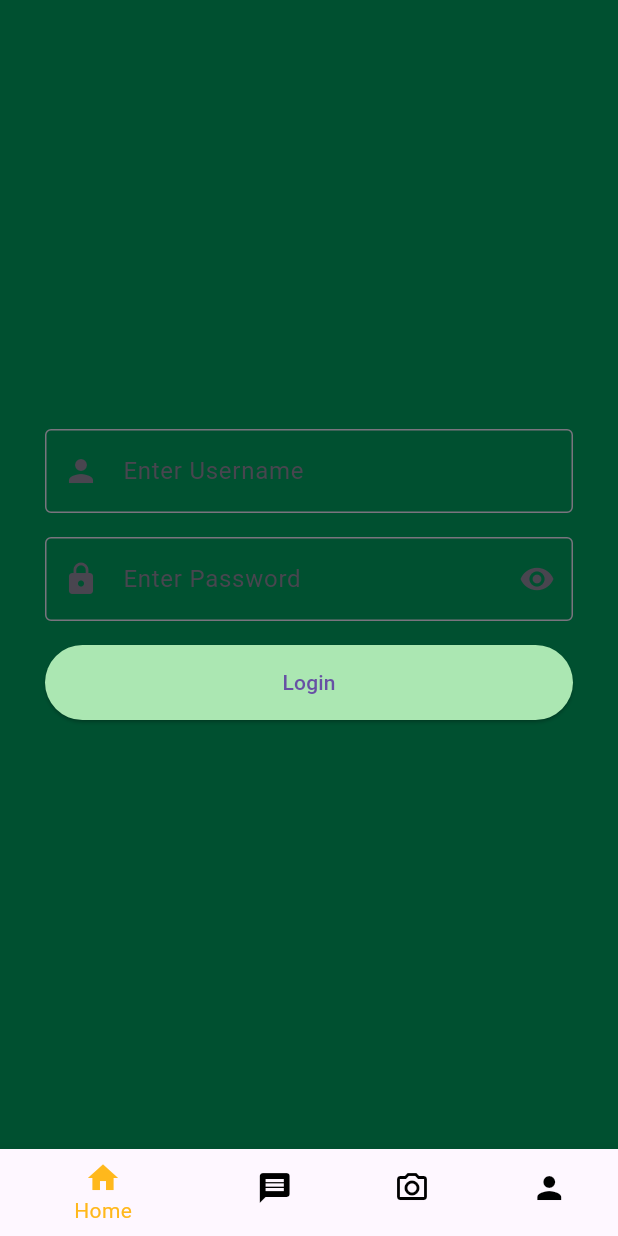
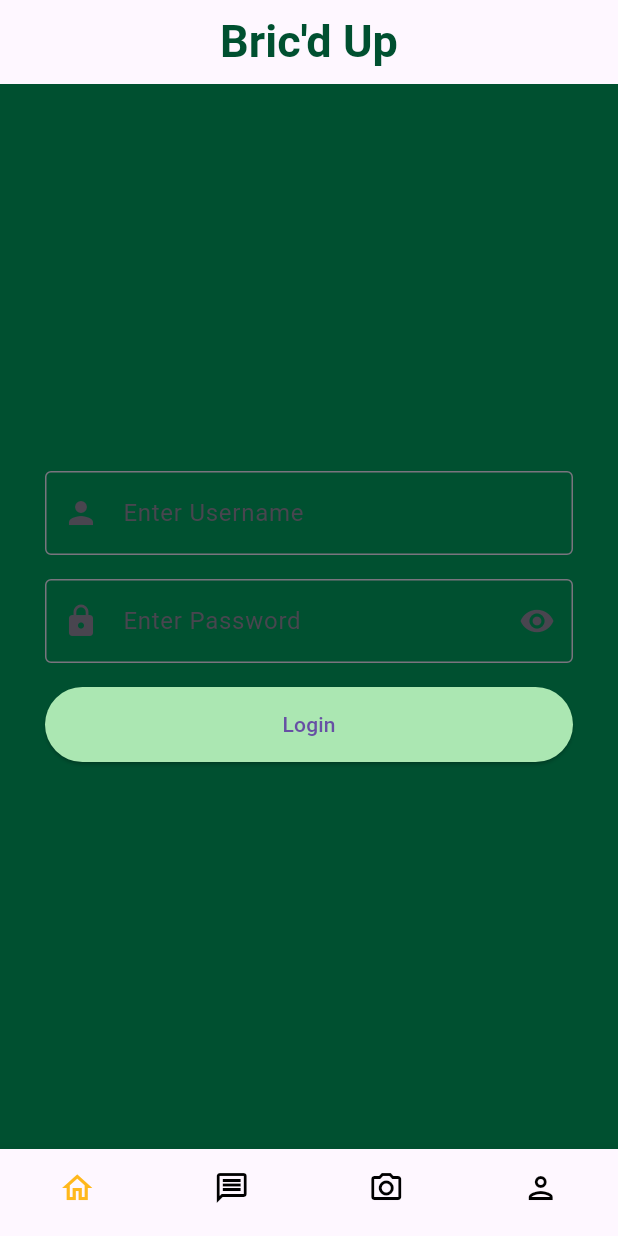
Before and after one commit to MAD-Bric-d-Up/Real-Bricd-Up, a Flutter app: the screen it shows after launch, on a phone screen of 412 x 824 dp. Run offline on Flutter 3.47's test engine with Material 3 defaults, Android fonts, the phone set to English and light mode, and no system bars; our stand-ins replace camera, firebase_core; accounts and stored records are empty.

Commit message:
added global colors, top appbar, fixed styling on bottom navbar

```diff
--- /dev/null
+++ b/lib/components/appbar.dart
@@ -0,0 +1,29 @@
+import 'package:flutter/material.dart';
+import '../constants/app_colors.dart';
+
+/// This defines the AppBar at the top of the screen on most pages
+class CustomAppBar extends StatelessWidget implements PreferredSizeWidget {
+
+  const CustomAppBar({
+    super.key,
+  });
+
+  @override
+  Widget build(BuildContext context) {
+    return AppBar(
+      title: Text(
+        "Bric'd Up",
+        style: TextStyle(
+          color: AppColors.primaryGreen,
+          fontSize: 30.0,
+          fontWeight: FontWeight.w700,
+        ),
+      ),
+      centerTitle: true,
+    );
+  }
+
+  @override
+  Size get preferredSize => Size.fromHeight(kToolbarHeight);
+
+}
--- a/lib/components/navbar.dart
+++ b/lib/components/navbar.dart
@@ -1,5 +1,6 @@
 import 'package:flutter/material.dart';
 
+/// This defines the navigation bar at the bottom of the screen
 class NavBar extends StatelessWidget implements PreferredSizeWidget {
 
   const NavBar({
@@ -24,12 +25,12 @@ class NavBar extends StatelessWidget implements PreferredSizeWidget {
       child: BottomNavigationBar(
         items: const <BottomNavigationBarItem>[
           BottomNavigationBarItem(
-            icon: Icon(Icons.home),
+            icon: Icon(Icons.home_outlined),
             label: 'Home',
           ),
 
           BottomNavigationBarItem(
-            icon: Icon(Icons.message),
+            icon: Icon(Icons.message_outlined),
             label: 'Forum',
           ),
 
@@ -39,12 +40,15 @@ class NavBar extends StatelessWidget implements PreferredSizeWidget {
           ),
 
           BottomNavigationBarItem(
-            icon: Icon(Icons.person),
+            icon: Icon(Icons.person_outlined),
             label: 'Profile',
           ),
         ],
         selectedItemColor: const Color(0xFFFFB81C),
         unselectedItemColor: Colors.black,
+        showSelectedLabels: false,
+        showUnselectedLabels: false,
+        type: BottomNavigationBarType.fixed,
       ),
     );
 
--- /dev/null
+++ b/lib/constants/app_colors.dart
@@ -0,0 +1,8 @@
+import 'package:flutter/material.dart';
+
+/// Globally defined most commonly used app colors
+class AppColors {
+  static const Color primaryGreen = Color(0xFF005030);
+  static const Color primaryBeige = Color(0xFFF2EEE8);
+  static const Color navbarGold = Color(0xFFFFB81C);
+}
--- a/lib/pages/login.dart
+++ b/lib/pages/login.dart
@@ -1,3 +1,4 @@
+import 'package:bricd_up/components/appbar.dart';
 import 'package:bricd_up/components/navbar.dart';
 import 'package:flutter/material.dart';
 
@@ -29,7 +30,7 @@ class _LoginState extends State<Login> {
     // Scaffolds are basic visual structures that act as a foundation layout for a screen
     return Scaffold(
       backgroundColor: const Color(0xFF005030), // body bg color
-
+      appBar: const CustomAppBar(),
       bottomNavigationBar: const NavBar(),
 
       // Main Body Content Here
```
